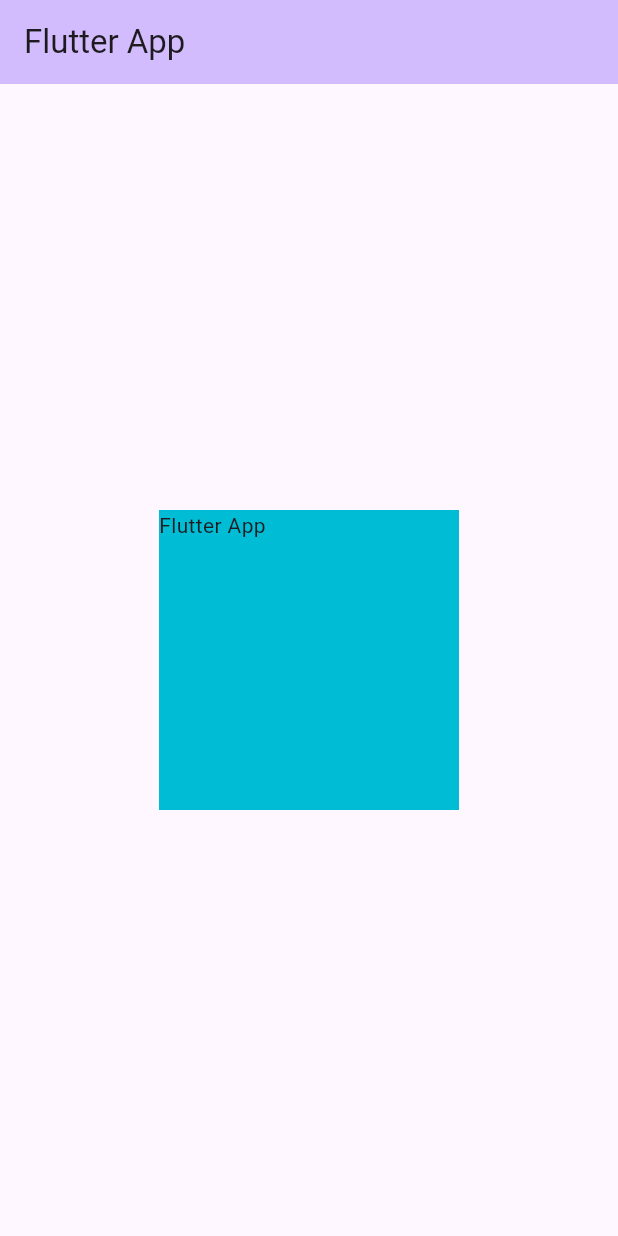
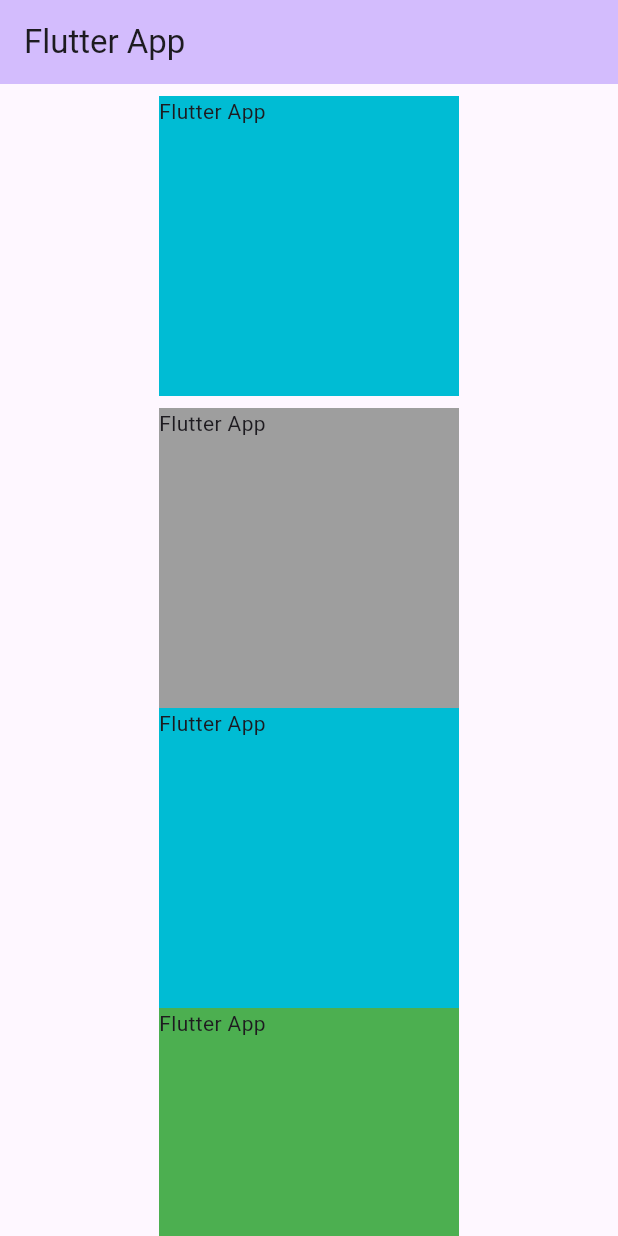
Before and after one commit to sudhir72350999/flutter-projects, a Flutter app: the screen it shows after launch, on a phone screen of 412 x 824 dp. Run offline on Flutter 3.47's test engine with Material 3 defaults, Android fonts, the phone set to English and light mode, and no system bars.

Commit message:
single child scrollview of widget

```diff
--- a/lib/main.dart
+++ b/lib/main.dart
@@ -38,23 +38,80 @@ class _MyHomePageState extends State<MyHomePage> {
           backgroundColor: Theme.of(context).colorScheme.inversePrimary,
           title: Text("Flutter App"),
         ),
-        body: InkWell(
-          onTap: (){
-            print("onTap: ");
-          },
-          onDoubleTap: (){
-            print("onDoubleTap: ");
-          },
-          onLongPress: (){
-            print("onLongPress: ");
-          },
-          child: Center(
-            child: Container(
-              height: 200,
-              width: 200,
-              color: Colors.cyan,
-              child: Text("Flutter App"),
-            ),
+        body: SingleChildScrollView(
+          child: Column(
+            children: [
+              Padding(
+                padding: const EdgeInsets.all(8.0),
+                child: Container(
+                  width: 200,
+                  height: 200,
+                  color: Colors.cyan,
+                  child: Text("Flutter App"),
+                ),
+              ),
+              Container(
+                width: 200,
+                height: 200,
+                color: Colors.grey,
+                child: Text("Flutter App"),
+              ),
+              Container(
+                width: 200,
+                height: 200,
+                color: Colors.cyan,
+                child: Text("Flutter App"),
+              ),
+              Container(
+                width: 200,
+                height: 200,
+                color: Colors.green,
+                child: Text("Flutter App"),
+              ),
+              Container(
+                width: 200,
+                height: 200,
+                color: Colors.cyan,
+                child: Text("Flutter App"),
+              ),
+              SingleChildScrollView(
+                scrollDirection: Axis.horizontal,
+                child: Row(
+                  children: [
+                    Container(
+                      width: 200,
+                      height: 200,
+                      color: Colors.green,
+                      child: Text("Flutter App"),
+                    ),
+                    Container(
+                      width: 200,
+                      height: 200,
+                      color: Colors.brown,
+                      child: Text("Flutter App"),
+                    ),
+                    Container(
+                      width: 200,
+                      height: 200,
+                      color: Colors.green,
+                      child: Text("Flutter App"),
+                    ),
+                    Container(
+                      width: 200,
+                      height: 200,
+                      color: Colors.yellow,
+                      child: Text("Flutter App"),
+                    ),
+                    Container(
+                      width: 200,
+                      height: 200,
+                      color: Colors.green,
+                      child: Text("Flutter App"),
+                    ),
+                  ],
+                ),
+              ),
+            ],
           ),
         )
         ,
```
